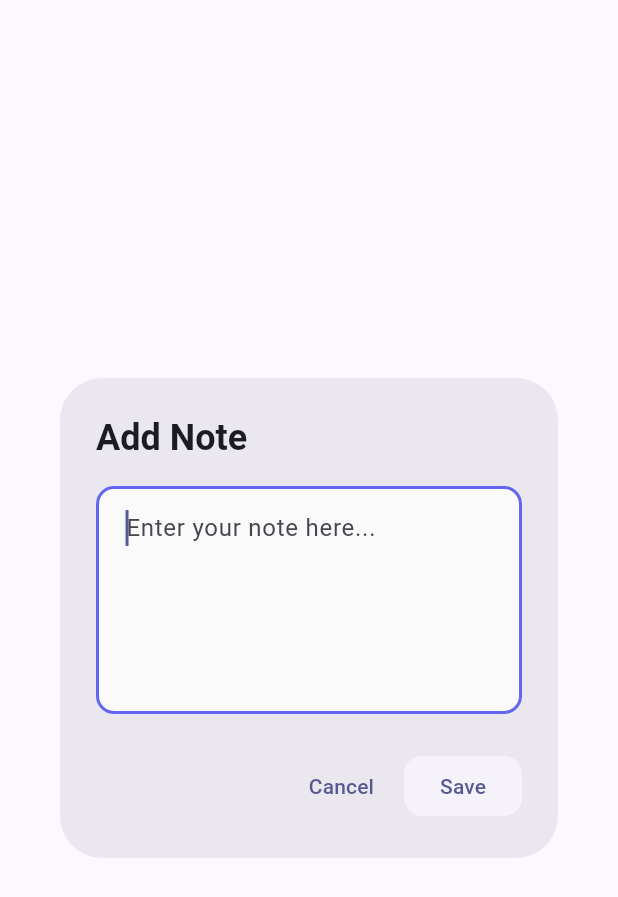
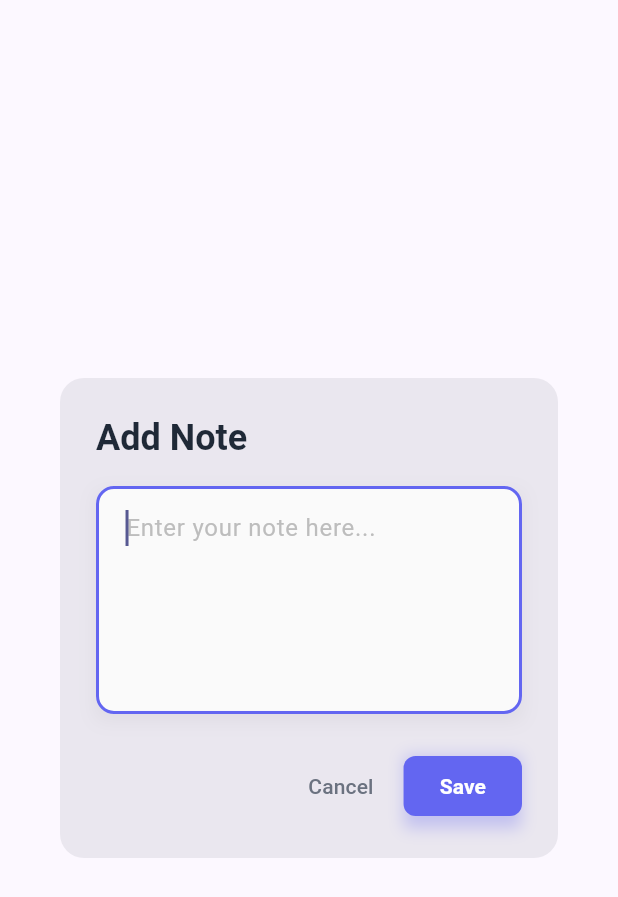
Before and after one commit to tuyishimejeandamour/flutter-notes-taking-app, a Flutter app: the AddNoteDialog widget shown alone on an empty page, opened directly, on a phone screen of 412 x 824 dp. Shown: the top 897 px of the screen. Run offline on Flutter 3.47's test engine with Material 3 defaults, Android fonts, the phone set to English and light mode, and no system bars; our stand-ins replace cloud_firestore, equatable, firebase_auth, firebase_core, flutter_bloc; accounts and stored records are empty.

Commit message:
Enhance AddNoteDialog UI with improved styling, validation, and success message display

```diff
--- a/lib/widgets/add_note_dialog.dart
+++ b/lib/widgets/add_note_dialog.dart
@@ -51,8 +51,11 @@ class _AddNoteDialogState extends State<AddNoteDialog> {
               ),
             ],
           ),
-          backgroundColor: Colors.green,
+          backgroundColor: const Color(0xFF10B981),
           behavior: SnackBarBehavior.floating,
+          shape: RoundedRectangleBorder(
+            borderRadius: BorderRadius.circular(12),
+          ),
         ),
       );
     }
@@ -61,22 +64,56 @@ class _AddNoteDialogState extends State<AddNoteDialog> {
   @override
   Widget build(BuildContext context) {
     return AlertDialog(
+      shape: RoundedRectangleBorder(
+        borderRadius: BorderRadius.circular(16),
+      ),
       title: Text(
         widget.title,
-        style: const TextStyle(fontWeight: FontWeight.bold),
+        style: const TextStyle(
+          fontWeight: FontWeight.bold,
+          color: Color(0xFF1F2937),
+        ),
       ),
       content: Form(
         key: _formKey,
         child: SizedBox(
           width: MediaQuery.of(context).size.width * 0.8,
+          child: Container(
+            decoration: BoxDecoration(
+              boxShadow: [
+                BoxShadow(
+                  color: Colors.black.withValues(alpha: 0.05),
+                  blurRadius: 10,
+                  offset: const Offset(0, 4),
+                ),
+              ],
+            ),
             child: TextFormField(
               controller: _textController,
               maxLines: 5,
               autofocus: true,
+              style: const TextStyle(
+                color: Color(0xFF1F2937),
+                fontSize: 16,
+              ),
               decoration: InputDecoration(
                 hintText: 'Enter your note here...',
+                hintStyle: TextStyle(
+                  color: Colors.grey[400],
+                ),
+                filled: true,
+                fillColor: Colors.grey.shade50,
                 border: OutlineInputBorder(
-                borderRadius: BorderRadius.circular(8),
+                  borderRadius: BorderRadius.circular(12),
+                  borderSide: BorderSide(color: Colors.grey.shade300),
+                ),
+                enabledBorder: OutlineInputBorder(
+                  borderRadius: BorderRadius.circular(12),
+                  borderSide: BorderSide(color: Colors.grey.shade300),
+                ),
+                focusedBorder: OutlineInputBorder(
+                  borderRadius: BorderRadius.circular(12),
+                  borderSide: const BorderSide(color: Color(0xFF6366F1), width: 2),
                 ),
                 contentPadding: const EdgeInsets.all(16),
               ),
@@ -89,14 +126,43 @@ class _AddNoteDialogState extends State<AddNoteDialog> {
             ),
           ),
         ),
+      ),
       actions: [
         TextButton(
           onPressed: () => Navigator.of(context).pop(),
-          child: const Text('Cancel'),
+          child: const Text(
+            'Cancel',
+            style: TextStyle(
+              color: Color(0xFF6B7280),
+              fontWeight: FontWeight.w500,
             ),
-        ElevatedButton(
+          ),
+        ),
+        Container(
+          decoration: BoxDecoration(
+            boxShadow: [
+              BoxShadow(
+                color: const Color(0xFF6366F1).withValues(alpha: 0.3),
+                blurRadius: 8,
+                offset: const Offset(0, 4),
+              ),
+            ],
+          ),
+          child: ElevatedButton(
             onPressed: _saveNote,
-          child: Text(widget.initialText != null ? 'Update' : 'Save'),
+            style: ElevatedButton.styleFrom(
+              backgroundColor: const Color(0xFF6366F1),
+              foregroundColor: Colors.white,
+              elevation: 0,
+              shape: RoundedRectangleBorder(
+                borderRadius: BorderRadius.circular(8),
+              ),
+            ),
+            child: Text(
+              widget.initialText != null ? 'Update' : 'Save',
+              style: const TextStyle(fontWeight: FontWeight.w600),
+            ),
+          ),
         ),
       ],
     );
```
Lines whose indentation alone changed are shown as unchanged.
